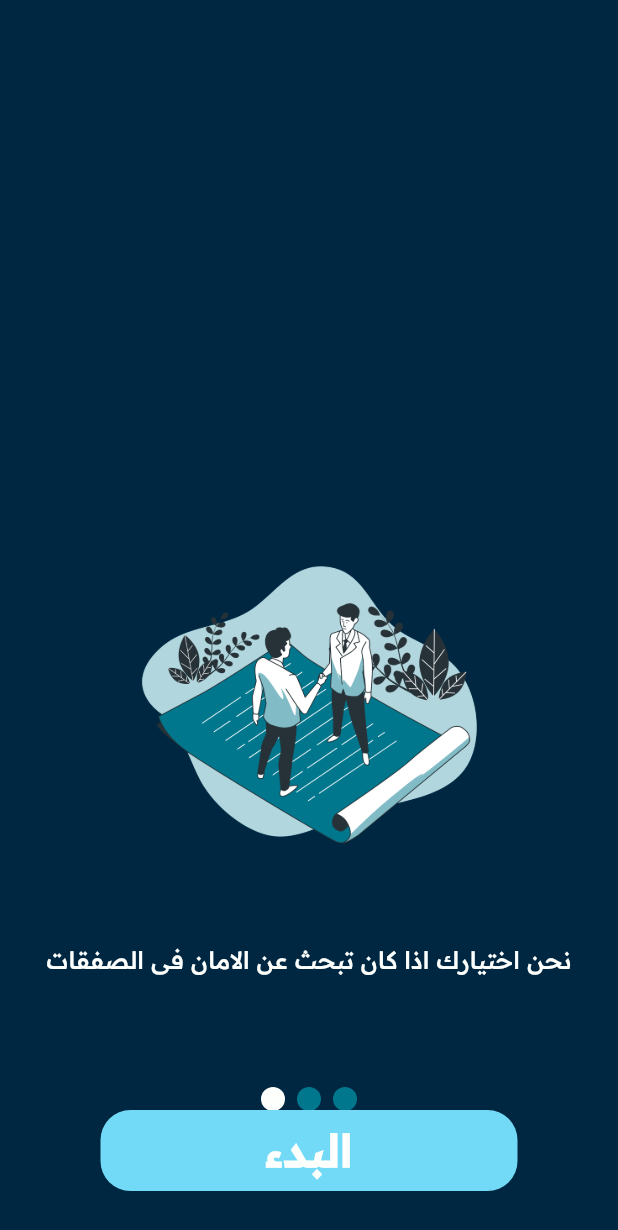
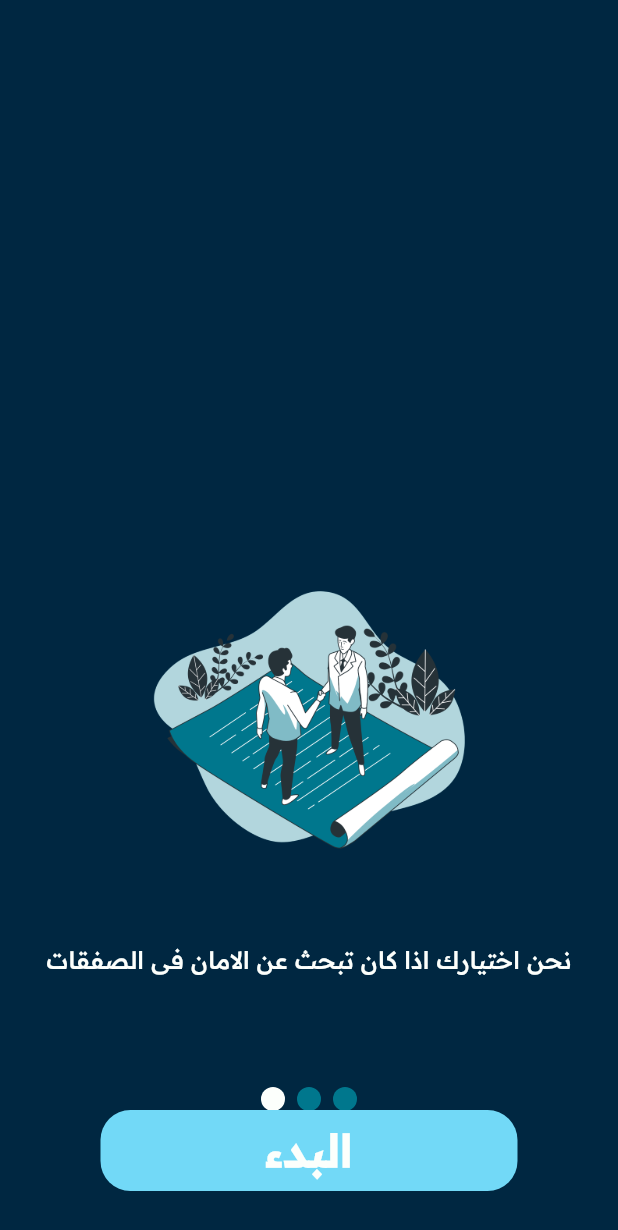
Before and after one commit to ion7l/Graduation_Project_Ajar, a Flutter app: the screen it shows after launch, on a phone screen of 412 x 824 dp. Shown: the top 1230 px of the screen. Run offline on Flutter 3.47's test engine with Material 2 defaults, Android fonts, the phone set to English and light mode, and no system bars; drawn by our look-alikes of smooth_page_indicator.

Commit message:
Update Fila Start/StartUo

```diff
--- a/lib/Start/startUo.dart
+++ b/lib/Start/startUo.dart
@@ -10,6 +10,28 @@ class StartUp extends StatefulWidget {
 
 class _StartUpState extends State<StartUp> {
   final PageController _cont = PageController();
+
+  ClipRRect buildClipRRect(String img, String text) {
+    return ClipRRect(
+        borderRadius: BorderRadius.circular(8),
+        child: Column(
+          mainAxisAlignment: MainAxisAlignment.end,
+          children: [
+            Container(
+              margin: EdgeInsets.only(bottom: 20),
+              child: Image.asset("images/$img", height: 260, width: 260),
+            ),
+            Text(
+              text,
+              textAlign: TextAlign.center,
+              style: TextStyle(
+                  fontSize: 16,
+                  color: Color.fromRGBO(252, 255, 252, 1),
+                  fontFamily: "ReadexPro"),
+            )
+          ],
+        ));
+  }
 
   @override
   Widget build(BuildContext context) {
@@ -24,48 +46,10 @@ class _StartUpState extends State<StartUp> {
                   width: double.infinity,
                   child: Stack(children: [
                     PageView(controller: _cont, children: [
-                      ClipRRect(
-                          borderRadius: BorderRadius.circular(8),
-                          child: Column(
-                            mainAxisAlignment: MainAxisAlignment.end,
-                            children: [
-                              Container(
-                                margin: EdgeInsets.only(bottom: 20),
-                                child: Image.asset("images/Agreement-bro.png",
-                                    height: 280, width: 280),
-                              ),
-                              Text(
-                                "نحن اختيارك اذا كان تبحث عن الامان في الصفقات ",
-                                textAlign: TextAlign.center,
-                                style: TextStyle(
-                                    fontSize: 16,
-                                    color: Color.fromRGBO(252, 255, 252, 1),
-                                    fontFamily: "ReadexPro"),
-                              )
-                            ],
-                          )),
-                      ClipRRect(
-                          borderRadius: BorderRadius.circular(8),
-                          child: Column(
-                            mainAxisAlignment: MainAxisAlignment.end,
-                            children: [
-                              Container(
-                                margin: EdgeInsets.only(bottom: 20),
-                                child: Image.asset(
-                                    "images/Signing a contract-bro.png",
-                                    height: 260,
-                                    width: 260),
-                              ),
-                              Text(
-                                "سهولة في توقيع العقود بين الطرفين",
-                                textAlign: TextAlign.center,
-                                style: TextStyle(
-                                    fontSize: 16,
-                                    color: Color.fromRGBO(252, 255, 252, 1),
-                                    fontFamily: "ReadexPro"),
-                              )
-                            ],
-                          )),
+                      buildClipRRect("Agreement-bro.png",
+                          "نحن اختيارك اذا كان تبحث عن الامان في الصفقات"),
+                      buildClipRRect("Signing a contract-bro.png",
+                          "سهولة في توقيع العقود بين الطرفين"),
                       ClipRRect(
                           borderRadius: BorderRadius.circular(8),
                           child: Column(
```
